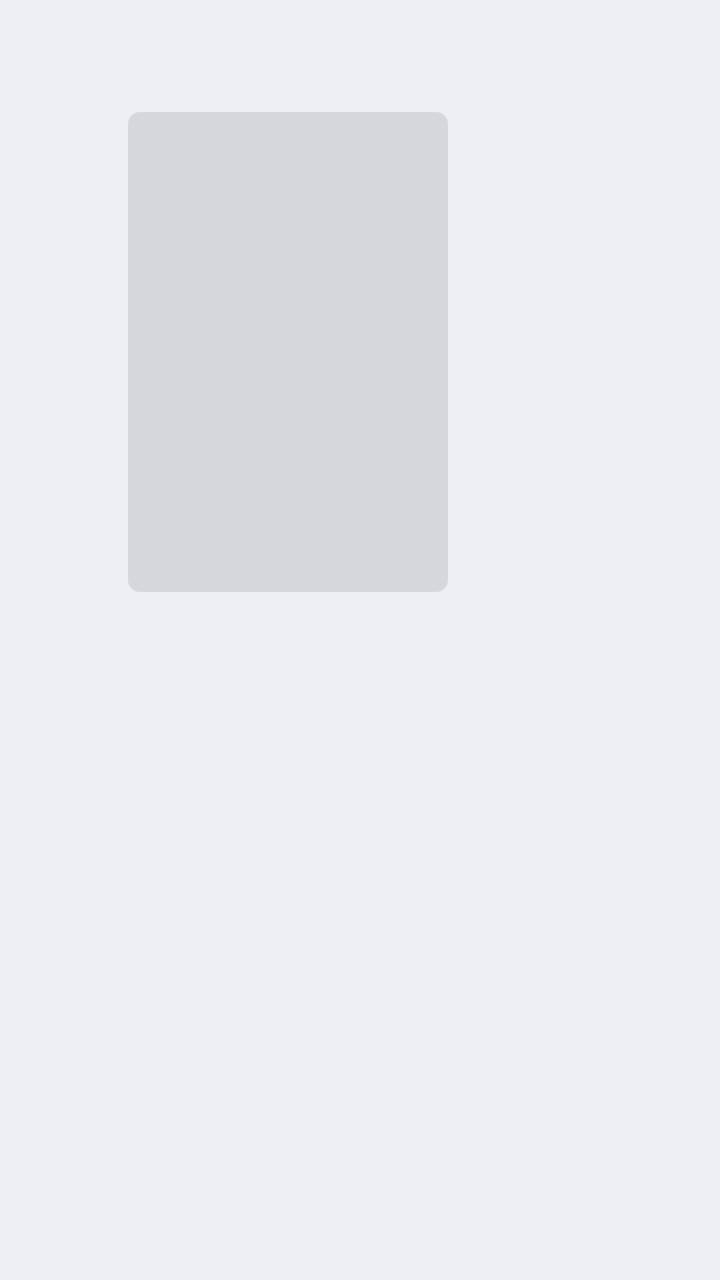
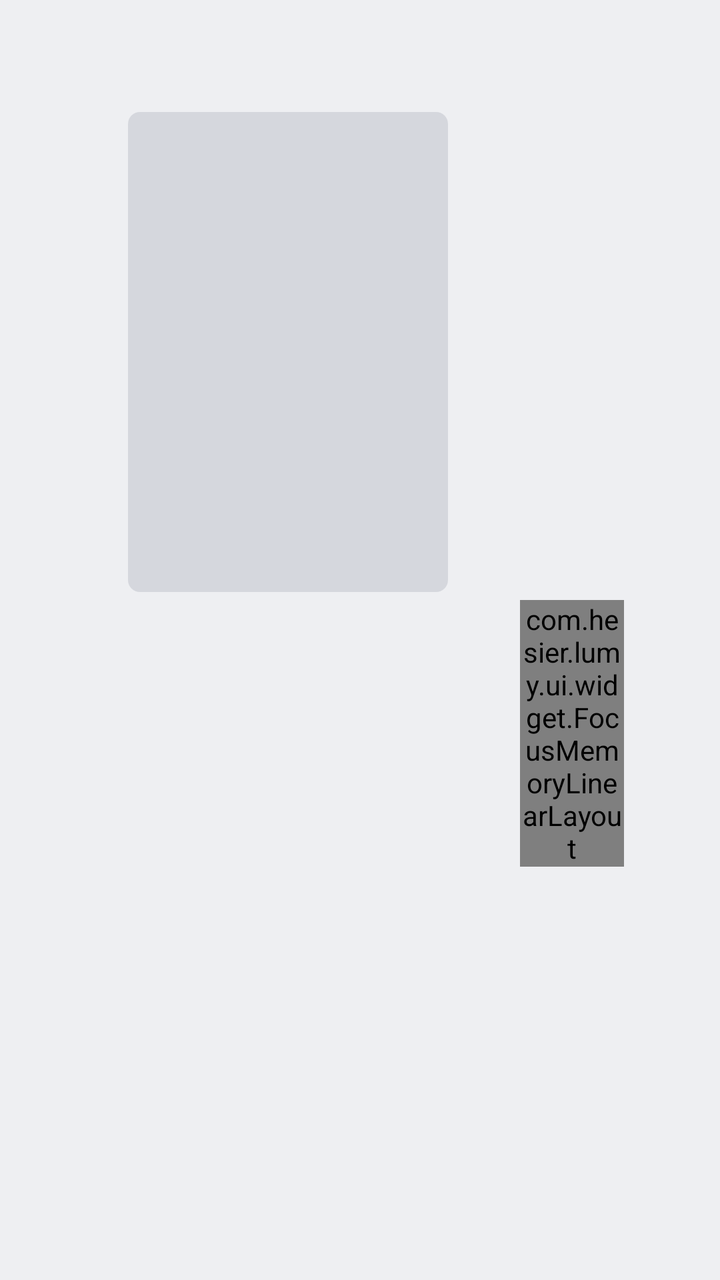

Compare the two renders of this Android layout. The source of the first and the diff that turns it into the second are given below.
<!-- AndroidManifest.xml: application theme Theme.Lumy -->
<!-- res/layout/activity_detail.xml -->
<?xml version="1.0" encoding="utf-8"?>
<FrameLayout xmlns:android="http://schemas.android.com/apk/res/android"
    android:layout_width="match_parent"
    android:layout_height="match_parent">

    

    <ScrollView
        android:id="@+id/scroll"
        android:layout_width="match_parent"
        android:layout_height="match_parent"
        android:clipChildren="false"
        android:clipToPadding="false"
        android:fillViewport="true">

        <LinearLayout
            android:layout_width="match_parent"
            android:layout_height="wrap_content"
            android:clipChildren="false"
            android:orientation="vertical"
            android:paddingTop="56dp"
            android:paddingBottom="@dimen/screen_padding_v">

            <LinearLayout
                android:layout_width="match_parent"
                android:layout_height="wrap_content"
                android:clipChildren="false"
                android:orientation="horizontal"
                android:paddingStart="64dp"
                android:paddingEnd="@dimen/screen_padding_h">

                <FrameLayout
                    android:id="@+id/poster_frame"
                    android:layout_width="160dp"
                    android:layout_height="240dp"
                    android:background="@drawable/card_placeholder">

                    <ImageView
                        android:id="@+id/poster"
                        android:layout_width="match_parent"
                        android:layout_height="match_parent"
                        android:importantForAccessibility="no"
                        android:scaleType="centerCrop" />
                </FrameLayout>

                <LinearLayout
                    android:layout_width="0dp"
                    android:layout_height="wrap_content"
                    android:layout_marginStart="36dp"
                    android:layout_weight="1"
                    android:clipChildren="false"
                    android:orientation="vertical">

                    <TextView
                        android:id="@+id/parent_title"
                        style="@style/Text.Title"
                        android:layout_width="wrap_content"
                        android:layout_height="28sp"
                        android:gravity="center_vertical"
                        android:includeFontPadding="false"
                        android:maxLines="1"
                        android:ellipsize="end"
                        android:textColor="@color/text_secondary"
                        android:visibility="gone" />

                    <TextView
                        android:id="@+id/title"
                        style="@style/Text.Hero"
                        android:layout_width="wrap_content"
                        android:layout_height="44sp"
                        android:gravity="center_vertical"
                        android:includeFontPadding="false"
                        android:maxLines="1" />

                    <TextView
                        android:id="@+id/meta"
                        style="@style/Text.Body"
                        android:layout_width="wrap_content"
                        android:layout_height="22sp"
                        android:gravity="center_vertical"
                        android:includeFontPadding="false"
                        android:layout_marginTop="8dp"
                        android:ellipsize="end"
                        android:maxLines="1" />

                    <LinearLayout
                        android:id="@+id/badges"
                        android:layout_width="wrap_content"
                        android:layout_height="22dp"
                        android:layout_marginTop="10dp"
                        android:orientation="horizontal" />

                    <TextView
                        android:id="@+id/tagline"
                        style="@style/Text.Body"
                        android:layout_width="wrap_content"
                        android:layout_height="wrap_content"
                        android:layout_marginTop="14dp"
                        android:textColor="@color/text_primary"
                        android:textStyle="italic"
                        android:visibility="gone" />

                    
                    <TextView
                        android:id="@+id/summary"
                        style="@style/Text.Body"
                        android:layout_width="match_parent"
                        android:layout_height="80sp"
                        android:gravity="top"
                        android:layout_marginStart="-10dp"
                        android:layout_marginTop="8dp"
                        android:background="@drawable/list_item_bg"
                        android:ellipsize="end"
                        android:focusable="false"
                        android:maxLines="3"
                        android:paddingStart="10dp"
                        android:paddingTop="4dp"
                        android:paddingEnd="10dp"
                        android:paddingBottom="4dp" />

                    <TextView
                        android:id="@+id/credits"
                        style="@style/Text.Caption"
                        android:layout_width="wrap_content"
                        android:layout_height="18sp"
                        android:gravity="center_vertical"
                        android:includeFontPadding="false"
                        android:layout_marginTop="8dp"
                        android:maxLines="1" />

                    <LinearLayout
                        android:id="@+id/actions"
                        android:layout_width="wrap_content"
                        android:layout_height="wrap_content"
                        android:layout_marginTop="24dp"
                        android:clipChildren="false"
                        android:orientation="horizontal" />
                </LinearLayout>
            </LinearLayout>

            
            <com.hesier.lumy.ui.widget.PreferredFocusRecyclerView
                android:id="@+id/seasons"
                android:layout_width="match_parent"
                android:layout_height="wrap_content"
                android:layout_marginTop="32dp"
                android:clipChildren="false"
                android:clipToPadding="false"
                android:paddingStart="64dp"
                android:paddingEnd="@dimen/screen_padding_h"
                android:visibility="gone" />

            <com.hesier.lumy.ui.widget.PreferredFocusRecyclerView
                android:id="@+id/episodes"
                android:layout_width="match_parent"
                android:layout_height="wrap_content"
                android:clipChildren="false"
                android:clipToPadding="false"
                android:paddingStart="64dp"
                android:paddingTop="12dp"
                android:paddingEnd="@dimen/screen_padding_h"
                android:paddingBottom="8dp"
                android:visibility="gone" />

            <TextView
                android:id="@+id/cast_title"
                style="@style/Text.Title"
                android:layout_width="wrap_content"
                android:layout_height="wrap_content"
                android:layout_marginStart="64dp"
                android:layout_marginTop="24dp"
                android:text="@string/detail_cast"
                android:textSize="16sp"
                android:visibility="gone" />

            <androidx.recyclerview.widget.RecyclerView
                android:id="@+id/cast"
                android:layout_width="match_parent"
                android:layout_height="wrap_content"
                android:clipChildren="false"
                android:clipToPadding="false"
                android:paddingStart="64dp"
                android:paddingTop="12dp"
                android:paddingEnd="@dimen/screen_padding_h"
                android:paddingBottom="8dp"
                android:visibility="gone" />

            <TextView
                android:id="@+id/similar_title"
                style="@style/Text.Title"
                android:layout_width="wrap_content"
                android:layout_height="wrap_content"
                android:layout_marginStart="64dp"
                android:layout_marginTop="24dp"
                android:text="@string/detail_similar"
                android:textSize="16sp"
                android:visibility="gone" />

            <androidx.recyclerview.widget.RecyclerView
                android:id="@+id/similar"
                android:layout_width="match_parent"
                android:layout_height="wrap_content"
                android:clipChildren="false"
                android:clipToPadding="false"
                android:paddingStart="64dp"
                android:paddingTop="12dp"
                android:paddingEnd="@dimen/screen_padding_h"
                android:paddingBottom="8dp"
                android:visibility="gone" />

            <TextView
                android:id="@+id/file_info_title"
                style="@style/Text.Title"
                android:layout_width="wrap_content"
                android:layout_height="wrap_content"
                android:layout_marginStart="64dp"
                android:layout_marginTop="24dp"
                android:text="@string/detail_file_info"
                android:textSize="16sp"
                android:visibility="gone" />

            
            <androidx.recyclerview.widget.RecyclerView
                android:id="@+id/file_info"
                android:layout_width="match_parent"
                android:layout_height="wrap_content"
                android:clipChildren="false"
                android:clipToPadding="false"
                android:paddingStart="64dp"
                android:paddingTop="12dp"
                android:paddingEnd="@dimen/screen_padding_h"
                android:paddingBottom="12dp"
                android:visibility="gone" />
        </LinearLayout>
    </ScrollView>

    <include
        android:id="@+id/state"
        layout="@layout/view_state" />
</FrameLayout>
<!-- res/layout/view_state.xml (included above) -->
<?xml version="1.0" encoding="utf-8"?>
<LinearLayout xmlns:android="http://schemas.android.com/apk/res/android"
    android:layout_width="match_parent"
    android:layout_height="match_parent"
    android:gravity="center"
    android:orientation="vertical">

    <ProgressBar
        android:id="@+id/progress"
        android:layout_width="40dp"
        android:layout_height="40dp"
        android:indeterminateTint="@color/accent" />

    <TextView
        android:id="@+id/message"
        style="@style/Text.Body"
        android:layout_width="wrap_content"
        android:layout_height="wrap_content"
        android:gravity="center"
        android:maxWidth="480dp"
        android:visibility="gone" />

    <TextView
        android:id="@+id/action"
        style="@style/Button.Lumy"
        android:layout_width="wrap_content"
        android:layout_height="wrap_content"
        android:layout_marginTop="20dp"
        android:visibility="gone" />
</LinearLayout>
<!-- resources referenced by this layout -->
<resources>
  <color name="accent">#FFC98A00</color>
  <color name="text_primary">#FF16171B</color>
  <color name="text_secondary">#B316171B</color>
  <dimen name="screen_padding_h">48dp</dimen>
  <dimen name="screen_padding_v">27dp</dimen>
  <!-- drawable card_placeholder (drawable) -->
  <?xml version="1.0" encoding="utf-8"?>
  <shape xmlns:android="http://schemas.android.com/apk/res/android">
      <solid android:color="@color/placeholder" />
      <corners android:radius="@dimen/card_radius" />
  </shape>
  <!-- drawable list_item_bg (drawable) -->
  <?xml version="1.0" encoding="utf-8"?>
  <selector xmlns:android="http://schemas.android.com/apk/res/android">
      <item android:state_focused="true">
          <shape><solid android:color="@color/item_focused_bg" /><corners android:radius="8dp" /></shape>
      </item>
      <item android:drawable="@android:color/transparent" />
  </selector>
  <string name="detail_cast">Cast</string>
  <string name="detail_file_info">File info</string>
  <string name="detail_similar">More like this</string>
  <style name="Text.Body" parent="">
          <item name="android:textColor">@color/text_secondary</item>
          <item name="android:textSize">14sp</item>
          <item name="android:lineSpacingMultiplier">1.15</item>
      </style>
  <style name="Text.Caption" parent="">
          <item name="android:textColor">@color/text_tertiary</item>
          <item name="android:textSize">12sp</item>
          <item name="android:maxLines">1</item>
          <item name="android:ellipsize">end</item>
      </style>
  <style name="Text.Hero" parent="">
          <item name="android:textColor">@color/text_primary</item>
          <item name="android:textSize">30sp</item>
          <item name="android:fontFamily">sans-serif-medium</item>
          <item name="android:maxLines">1</item>
          <item name="android:ellipsize">end</item>
      </style>
  <style name="Text.Title" parent="">
          <item name="android:textColor">@color/text_primary</item>
          <item name="android:textSize">18sp</item>
          <item name="android:fontFamily">sans-serif-medium</item>
      </style>
  <style name="Theme.Lumy" parent="android:Theme.Material.NoActionBar">
          <item name="android:windowBackground">@color/bg</item>
          <item name="android:colorAccent">@color/accent</item>
          <item name="android:colorPrimary">@color/bg</item>
          <item name="android:colorPrimaryDark">@color/bg</item>
          <item name="android:textColorPrimary">@color/text_primary</item>
          <item name="android:textColorSecondary">@color/text_secondary</item>
          <item name="android:windowContentTransitions">false</item>
      </style>
  <color name="placeholder">#FFD5D7DD</color>
  <dimen name="card_radius">6dp</dimen>
  <color name="item_focused_bg">#1A000000</color>
  <!-- drawable button_bg (drawable) -->
  <?xml version="1.0" encoding="utf-8"?>
  <selector xmlns:android="http://schemas.android.com/apk/res/android">
      <item android:state_focused="true">
          <shape><solid android:color="@color/accent" /><corners android:radius="4dp" /></shape>
      </item>
      <item>
          <shape><solid android:color="@color/fill_strong" /><corners android:radius="4dp" /></shape>
      </item>
  </selector>
  <color name="text_tertiary">#8016171B</color>
  <color name="bg">#FFEEEFF2</color>
  <color name="fill_strong">#1F000000</color>
  <!-- unchanged entries left out for length: 1 -->
</resources>

<!-- the commit's change to res/layout/activity_detail.xml (unified diff, before → after) -->
@@ -128,7 +128,8 @@
                         android:layout_marginTop="8dp"
                         android:maxLines="1" />
 
-                    <LinearLayout
+                    
+                    <com.hesier.lumy.ui.widget.FocusMemoryLinearLayout
                         android:id="@+id/actions"
                         android:layout_width="wrap_content"
                         android:layout_height="wrap_content"
